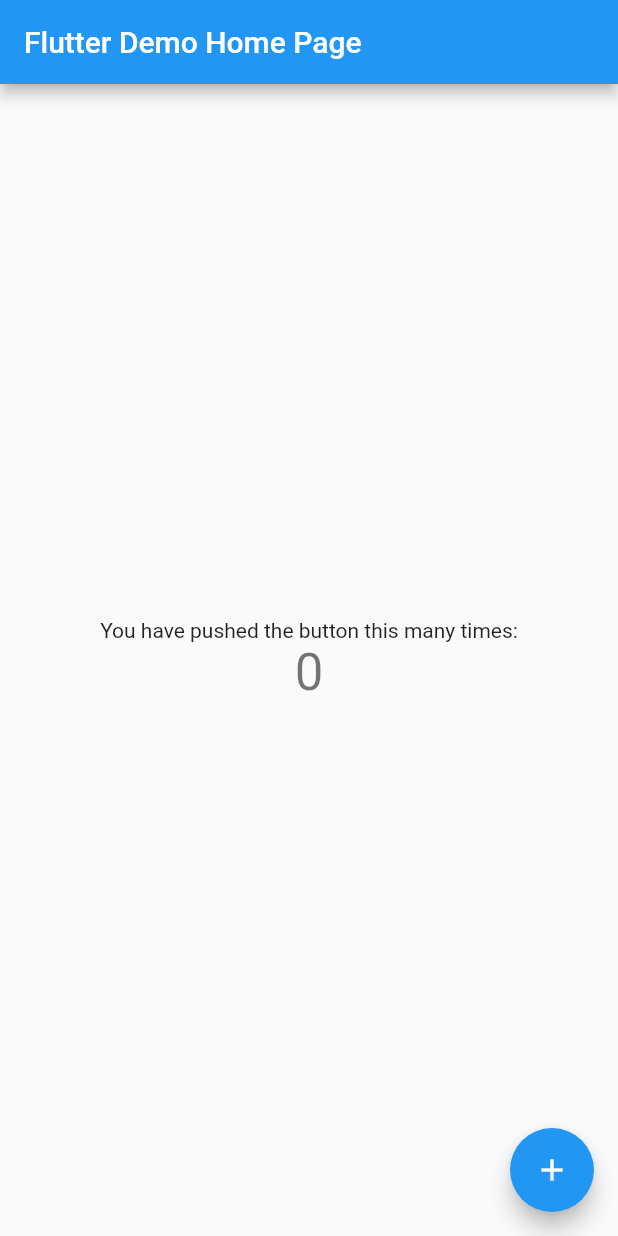
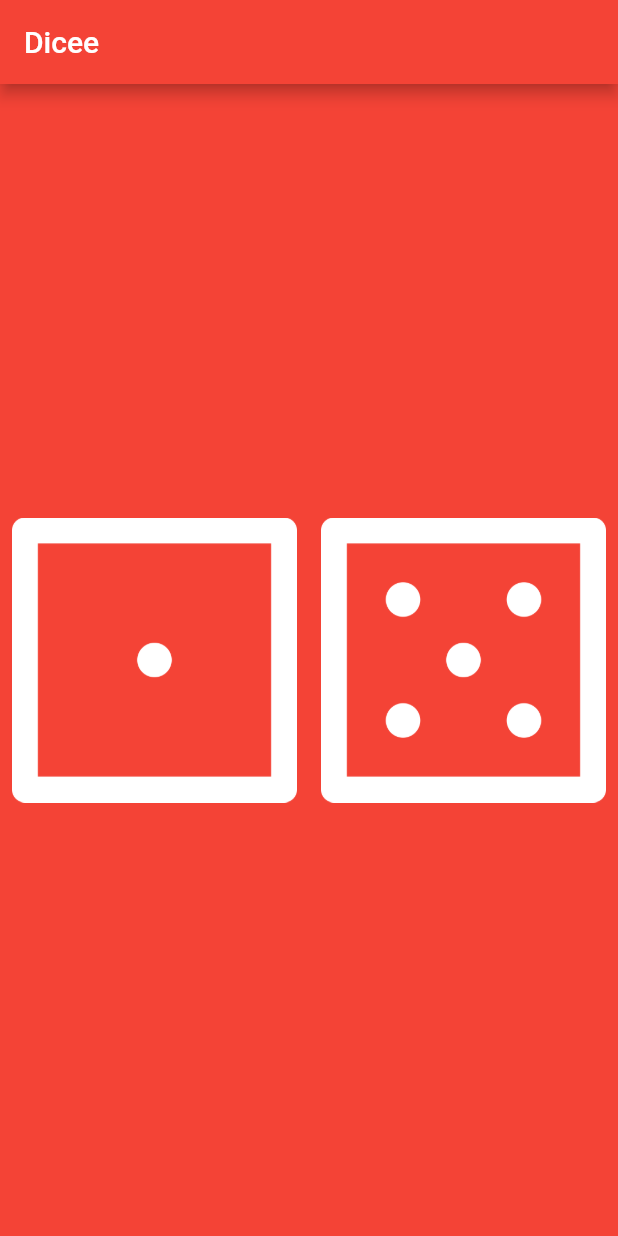
Before and after one commit to SKesek/Dicee, a Flutter app: the screen it shows after launch, on a phone screen of 412 x 824 dp. Run offline on Flutter 3.47's test engine with Material 2 defaults, Android fonts, the phone set to English and light mode, and no system bars.

Commit message:
add dicee

```diff
--- a/lib/main.dart
+++ b/lib/main.dart
@@ -1,115 +1,41 @@
 import 'package:flutter/material.dart';
 
 void main() {
-  runApp(const MyApp());
+  return runApp(
+    MaterialApp(
+      debugShowCheckedModeBanner: false,
+      home: Scaffold(
+        backgroundColor: Colors.red,
+        appBar: AppBar(
+          title: const Text('Dicee'),
+          backgroundColor: Colors.red,
+        ),
+        body: DicePage(),
+      ),
+    ),
+  );
 }
 
-class MyApp extends StatelessWidget {
-  const MyApp({super.key});
-
-  // This widget is the root of your application.
+class DicePage extends StatelessWidget {
   @override
   Widget build(BuildContext context) {
-    return MaterialApp(
-      title: 'Flutter Demo',
-      theme: ThemeData(
-        // This is the theme of your application.
-        //
-        // Try running your application with "flutter run". You'll see the
-        // application has a blue toolbar. Then, without quitting the app, try
-        // changing the primarySwatch below to Colors.green and then invoke
-        // "hot reload" (press "r" in the console where you ran "flutter run",
-        // or simply save your changes to "hot reload" in a Flutter IDE).
-        // Notice that the counter didn't reset back to zero; the application
-        // is not restarted.
-        primarySwatch: Colors.blue,
+    return Center(
+      child: Row(
+        children: [
+          Expanded(
+            child: TextButton(
+              child: Image.asset('images/dice1.png'),
+              onPressed: () {},
+            ),
+          ),
+          Expanded(
+            child: TextButton(
+              child: Image.asset('images/dice5.png'),
+              onPressed: () {},
+            ),
+          ),
+        ],
       ),
-      home: const MyHomePage(title: 'Flutter Demo Home Page'),
     );
   }
 }
-
-class MyHomePage extends StatefulWidget {
-  const MyHomePage({super.key, required this.title});
-
-  // This widget is the home page of your application. It is stateful, meaning
-  // that it has a State object (defined below) that contains fields that affect
-  // how it looks.
-
-  // This class is the configuration for the state. It holds the values (in this
-  // case the title) provided by the parent (in this case the App widget) and
-  // used by the build method of the State. Fields in a Widget subclass are
-  // always marked "final".
-
-  final String title;
-
-  @override
-  State<MyHomePage> createState() => _MyHomePageState();
-}
-
-class _MyHomePageState extends State<MyHomePage> {
-  int _counter = 0;
-
-  void _incrementCounter() {
-    setState(() {
-      // This call to setState tells the Flutter framework that something has
-      // changed in this State, which causes it to rerun the build method below
-      // so that the display can reflect the updated values. If we changed
-      // _counter without calling setState(), then the build method would not be
-      // called again, and so nothing would appear to happen.
-      _counter++;
-    });
-  }
-
-  @override
-  Widget build(BuildContext context) {
-    // This method is rerun every time setState is called, for instance as done
-    // by the _incrementCounter method above.
-    //
-    // The Flutter framework has been optimized to make rerunning build methods
-    // fast, so that you can just rebuild anything that needs updating rather
-    // than having to individually change instances of widgets.
-    return Scaffold(
-      appBar: AppBar(
-        // Here we take the value from the MyHomePage object that was created by
-        // the App.build method, and use it to set our appbar title.
-        title: Text(widget.title),
-      ),
-      body: Center(
-        // Center is a layout widget. It takes a single child and positions it
-        // in the middle of the parent.
-        child: Column(
-          // Column is also a layout widget. It takes a list of children and
-          // arranges them vertically. By default, it sizes itself to fit its
-          // children horizontally, and tries to be as tall as its parent.
-          //
-          // Invoke "debug painting" (press "p" in the console, choose the
-          // "Toggle Debug Paint" action from the Flutter Inspector in Android
-          // Studio, or the "Toggle Debug Paint" command in Visual Studio Code)
-          // to see the wireframe for each widget.
-          //
-          // Column has various properties to control how it sizes itself and
-          // how it positions its children. Here we use mainAxisAlignment to
-          // center the children vertically; the main axis here is the vertical
-          // axis because Columns are vertical (the cross axis would be
-          // horizontal).
-          mainAxisAlignment: MainAxisAlignment.center,
-          children: <Widget>[
-            const Text(
-              'You have pushed the button this many times:',
-            ),
-            Text(
-              '$_counter',
-              style: Theme.of(context).textTheme.headline4,
-            ),
-          ],
-        ),
-      ),
-      floatingActionButton: FloatingActionButton(
-        onPressed: _incrementCounter,
-        tooltip: 'Increment',
-        child: const Icon(Icons.add),
-      ), // This trailing comma makes auto-formatting nicer for build methods.
-    );
-  }
-}
--- a/pubspec.yaml
+++ b/pubspec.yaml
@@ -60,9 +60,8 @@ flutter:
   uses-material-design: true
 
   # To add assets to your application, add an assets section, like this:
-  # assets:
-  #   - images/a_dot_burr.jpeg
-  #   - images/a_dot_ham.jpeg
+  assets:
+    - images/
 
   # An image asset can refer to one or more resolution-specific "variants", see
   # https://flutter.dev/assets-and-images/#resolution-aware
```
Also changed, not shown: images/dice1.png (added), images/dice2.png (added), images/dice3.png (added), images/dice4.png (added), images/dice5.png (added), images/dice6.png (added), 41 other files.
